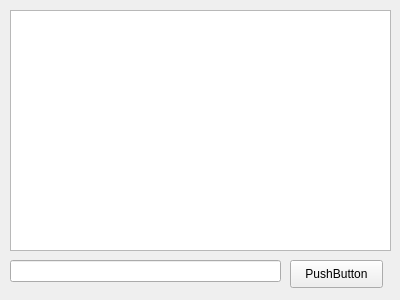
First picture: the form in ChatApplicationClient/privatechat.ui, repository enesdurmus/ChatApplication-With-QT, before the edit.
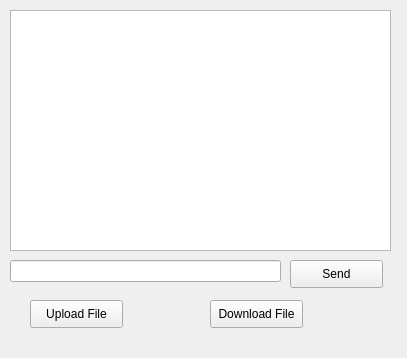
Second picture: the form after the edit.

Commit message: download and upload files on private room added

The edit to the form file:
```diff
--- a/ChatApplicationClient/privatechat.ui
+++ b/ChatApplicationClient/privatechat.ui
@@ -6,8 +6,8 @@
    <rect>
     <x>0</x>
     <y>0</y>
-    <width>400</width>
-    <height>300</height>
+    <width>407</width>
+    <height>358</height>
    </rect>
   </property>
   <property name="windowTitle">
@@ -33,7 +33,7 @@
     </rect>
    </property>
    <property name="text">
-    <string>PushButton</string>
+    <string>Send</string>
    </property>
   </widget>
   <widget class="QLineEdit" name="inputTextBox">
@@ -46,6 +46,32 @@
     </rect>
    </property>
   </widget>
+  <widget class="QPushButton" name="uploadFileButton">
+   <property name="geometry">
+    <rect>
+     <x>30</x>
+     <y>300</y>
+     <width>93</width>
+     <height>28</height>
+    </rect>
+   </property>
+   <property name="text">
+    <string>Upload File</string>
+   </property>
+  </widget>
+  <widget class="QPushButton" name="downloadFileButton">
+   <property name="geometry">
+    <rect>
+     <x>210</x>
+     <y>300</y>
+     <width>93</width>
+     <height>28</height>
+    </rect>
+   </property>
+   <property name="text">
+    <string>Download File</string>
+   </property>
+  </widget>
  </widget>
  <resources/>
  <connections/>
```
The commit also changes 10 other files.
